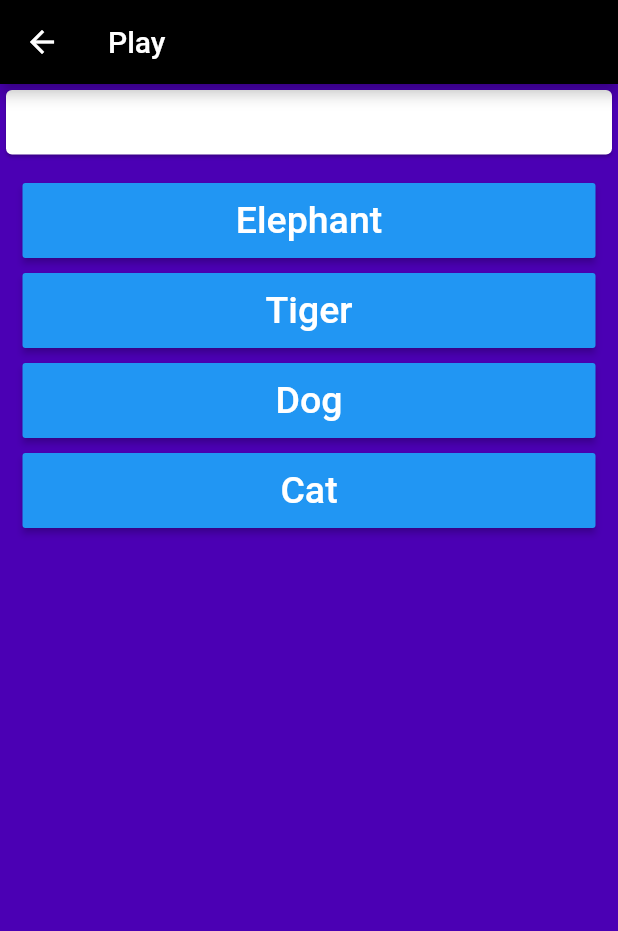
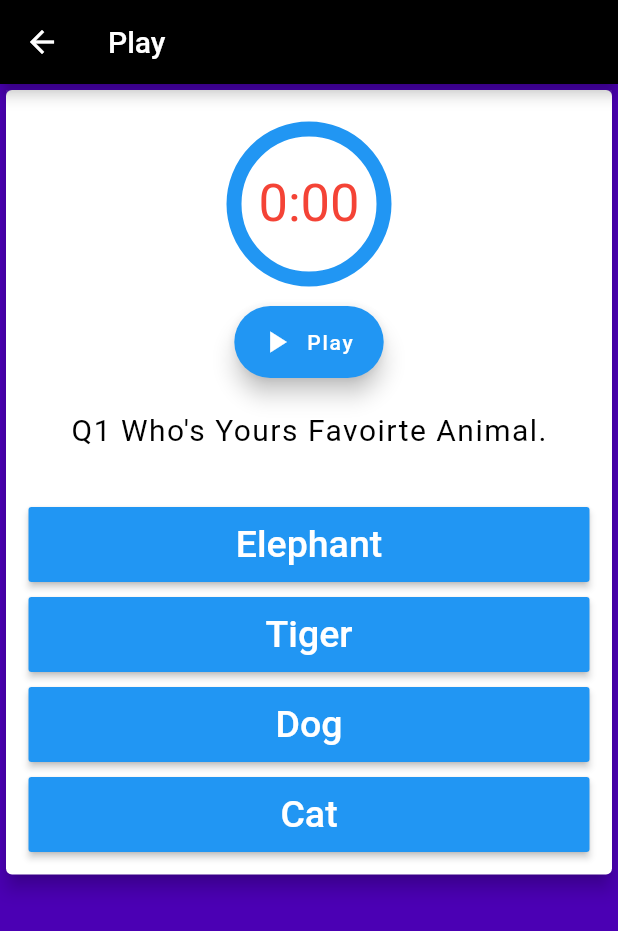
Before and after one commit to lincolnkushwah009/game01, a Flutter app: the PlayScreen screen opened by its route, on a phone screen of 412 x 824 dp. Shown: the top 931 px of the screen. Run offline on Flutter 3.47's test engine with Material 2 defaults, Android fonts, the light colour scheme and no system bars; our stand-ins replace carousel_pro, dio, email_validator; network calls fail; project files that could hold a hidden picture were left out.

Commit message:
add custom timer Widget

```diff
--- a/lib/components/categories.dart
+++ b/lib/components/categories.dart
@@ -1,12 +1,13 @@
 import 'dart:convert';
-
 import 'package:flutter/material.dart';
 import 'package:http/http.dart' as http;
+import '../components/play_screen.dart';
 
 class Categories extends StatefulWidget {
   static const routeName = '/categories';
   _HomePageState createState() => _HomePageState();
 }
+
 class _HomePageState extends State<Categories> {
   List categoryList;
   Map data;
@@ -15,6 +16,7 @@ class _HomePageState extends State<Categories> {
     http.Response response =
         await http.get('http://192.168.1.21:3000/trivia/get/category');
     data = json.decode(response.body);
+    print(data);
     setState(() {
       categoryList = data['category'];
     });
@@ -36,14 +38,17 @@ class _HomePageState extends State<Categories> {
         title: Text("Categories"),
       ),
       body: GridView.builder(
-        gridDelegate: SliverGridDelegateWithFixedCrossAxisCount(crossAxisCount: 2),
-        itemCount: categoryList == null ? 0 : categoryList.length,
+        gridDelegate:
+            SliverGridDelegateWithFixedCrossAxisCount(crossAxisCount: 2),
+        itemCount: 8,
+        // itemCount: categoryList == null ? 0 : categoryList.length,
 
-        itemBuilder: (BuildContext context, int index){
-          print("categoryyy");
-          print(categoryList);
-
-          return Container(
+        itemBuilder: (BuildContext context, int index) {
+          return GestureDetector(
+            onTap: (){
+              Navigator.of(context).pushNamed(PlayScreen.routeName);
+            },
+            child: Container(
               margin: EdgeInsets.all(10),
               decoration: BoxDecoration(
                   borderRadius: BorderRadius.circular(5),
@@ -67,108 +72,17 @@ class _HomePageState extends State<Categories> {
                   Padding(
                     padding: const EdgeInsets.all(8.0),
                     child: Text(
-                      "${categoryList[index]["name"]}",
+                      "Cat" + index.toString(),
+                      // "${categoryList[index]["name"]}",
                       style: TextStyle(color: Colors.white, fontSize: 20),
                     ),
                   ),
                 ]),
               ),
+            ),
           );
-        } ,
+        },
       ),
     );
   }
 }
-
-// import 'package:flutter/material.dart';
-
-// import 'package:http/http.dart' as http;
-// import '../components/play_screen.dart';
-
-// import 'dart:convert';
-
-// class Categories extends StatefulWidget {
-//   static const routeName = '/categories';
-//   _HomePageState createState() => _HomePageState();
-// }
-
-// class _HomePageState extends State<Categories> {
-//   Map data;
-//   List questionData;
-
-//   getQuestions() async {
-//     http.Response response =
-//         await http.get('http://192.168.1.21:3000/trivia/get/category');
-//     data = json.decode(response.body);
-//     setState(() {
-//       questionData = data['category'];
-//     });
-//     debugPrint(response.body);
-//   }
-
-//   @override
-//   void initState() {
-//     super.initState();
-//     getQuestions();
-//   }
-
-//   @override
-//   Widget build(BuildContext context) {
-//     return Scaffold(
-//       backgroundColor: Color.fromRGBO(75, 0, 180, 100),
-//       appBar: AppBar(
-//         title: Text('Category'),
-//         backgroundColor: Colors.black,
-//       ),
-//       body: ListView.builder(
-//         itemCount: questionData == null ? 0 : questionData.length,
-//         itemBuilder: (BuildContext context, int index) {
-//           return GestureDetector(
-//             onTap: () {
-//               Navigator.of(context).pushNamed(PlayScreen.routeName);
-//             },
-//             child: Container(
-//               margin: EdgeInsets.all(10),
-//               decoration: BoxDecoration(
-//                   borderRadius: BorderRadius.circular(5),
-//                   border: Border.all(color: Colors.yellow)),
-//               child: Card(
-//                 margin: EdgeInsets.all(0),
-//                 color: Color.fromRGBO(31, 0, 65, 100),
-//                 elevation: 8,
-//                 child: Padding(
-//                   padding: const EdgeInsets.all(8.0),
-//                   child: Column(
-//                     children: <Widget>[
-//                       SizedBox(
-//                         height: 30,
-//                       ),
-//                       Icon(
-//                         Icons.graphic_eq,
-//                         color: Colors.white,
-//                         size: 70,
-//                       ),
-//                       SizedBox(
-//                         height: 20,
-//                       ),
-//                       Padding(
-//                         padding: const EdgeInsets.all(8.0),
-//                         child: Text(
-//                           "${questionData[index]["name"]}",
-//                           style: TextStyle(
-//                               fontSize: 20.0,
-//                               fontWeight: FontWeight.w500,
-//                               color: Colors.white),
-//                         ),
-//                       )
-//                     ],
-//                   ),
-//                 ),
-//               ),
-//             ),
-//           );
-//         },
-//       ),
-//     );
-//   }
-// }
--- /dev/null
+++ b/lib/components/dummy.dart
@@ -0,0 +1,34 @@
+import 'package:flutter/material.dart';
+import 'dart:math' as math;
+
+class CustomTimerPainter extends CustomPainter {
+  CustomTimerPainter({
+    this.animation,
+    this.backgroundColor,
+    this.color,
+  }) : super(repaint: animation);
+
+  final Animation<double> animation;
+  final Color backgroundColor, color;
+
+  @override
+  void paint(Canvas canvas, Size size) {
+    Paint paint = Paint()
+      ..color = backgroundColor
+      ..strokeWidth = 10.0
+      ..strokeCap = StrokeCap.butt
+      ..style = PaintingStyle.stroke;
+
+    canvas.drawCircle(size.center(Offset.zero), size.width / 2.0, paint);
+    paint.color = color;
+    double progress = (1.0 - animation.value) * 2 * math.pi;
+    canvas.drawArc(Offset.zero & size, math.pi * 1.5, -progress, false, paint);
+  }
+
+  @override
+  bool shouldRepaint(CustomTimerPainter old) {
+    return animation.value != old.animation.value ||
+        color != old.color ||
+        backgroundColor != old.backgroundColor;
+  }
+}
--- a/lib/components/play_screen.dart
+++ b/lib/components/play_screen.dart
@@ -1,4 +1,7 @@
+import 'dart:async';
+
 import 'package:flutter/material.dart';
+import 'package:flutter_ui_login/components/timer.dart';
 
 class PlayScreen extends StatefulWidget {
   static const routeName = "/playScreen";
@@ -6,7 +9,7 @@ class PlayScreen extends StatefulWidget {
   _PlayScreenState createState() => _PlayScreenState();
 }
 
-class _PlayScreenState extends State<PlayScreen> {
+class _PlayScreenState extends State<PlayScreen> with TickerProviderStateMixin {
   int total = 0;
   List<dynamic> _question = [
     {
@@ -37,7 +40,8 @@ class _PlayScreenState extends State<PlayScreen> {
       ]
     },
     {
-      'question': 'Who\'s Yours Favoirte Programing Language.',
+      'question':
+          'Who\'s Yours Favoirte Programing Language.zxczxczxczxczxczxczxzxczxczxcxzcxzc',
       'ans': [
         {'point': 12, 'ans': 'C'},
         {'point': 34, 'ans': 'C++'},
@@ -56,6 +60,16 @@ class _PlayScreenState extends State<PlayScreen> {
     },
   ];
   int _selectedQuestion = 0;
+  AnimationController controller;
+
+
+  void initState() {
+    super.initState();
+    controller = AnimationController(
+      vsync: this,
+      duration: Duration(seconds: 5),
+    );
+  }
 
   void setTotal(int point) {
     total += point;
@@ -75,13 +89,12 @@ class _PlayScreenState extends State<PlayScreen> {
             });
           },
           child: Container(
+            alignment: Alignment.center,
             height: 50,
             width: double.infinity,
-            child: Center(
             child: Text(
               item['ans'],
               style: TextStyle(fontSize: 25, color: Colors.white),
-              ),
             ),
           ),
         ),
@@ -97,19 +110,32 @@ class _PlayScreenState extends State<PlayScreen> {
       ),
       body: _selectedQuestion < _question.length
           ? SingleChildScrollView(
+              child: Card(
+                elevation: 5,
                 child: Column(
-                crossAxisAlignment: CrossAxisAlignment.stretch,
+                  crossAxisAlignment: CrossAxisAlignment.center,
                   children: <Widget>[
                     Container(
-                    child: Card(
+                      height: 200,
+                      child: CountDownTimer(),
+                    ),
+
+                    Container(
+                      alignment: Alignment.center,
                       child: Padding(
-                        padding: const EdgeInsets.all(10.0),
+                        padding: const EdgeInsets.all(15.0),
                         child: Text(
+                          'Q${_selectedQuestion + 1} ' +
                               _question[_selectedQuestion]['question'],
-                          style: TextStyle(fontSize: 20, letterSpacing: 1.0),
+                          style: TextStyle(
+                              fontSize: 20,
+                              letterSpacing: 1.0,
+                              color: Colors.black),
                         ),
                       ),
                     ),
+                    SizedBox(
+                      height: 10,
                     ),
                     Padding(
                       padding: const EdgeInsets.all(10.0),
@@ -117,14 +143,41 @@ class _PlayScreenState extends State<PlayScreen> {
                     )
                   ],
                 ),
+              ),
             )
           : Center(
               child: Column(
                 mainAxisAlignment: MainAxisAlignment.center,
                 children: <Widget>[
+                  Card(
+                    child: Padding(
+                      padding: const EdgeInsets.all(20.0),
+                      child: Container(
+                        child: Column(
+                          children: <Widget>[
+                            Container(
+                              height: 100,
+                              width: 100,
+                              decoration: BoxDecoration(
+                                  borderRadius: BorderRadius.circular(50),
+                                  border:
+                                      Border.all(color: Colors.pink, width: 5)),
+                              child: Center(
+                                child: Text(
+                                  "5",
+                                  style: TextStyle(
+                                      color: Colors.black, fontSize: 30),
+                                ),
+                              ),
+                            ),
+                            SizedBox(
+                              height: 10,
+                            ),
                             Text(
-                    "You Did It. Your Total Point is " + total.toString(),
-                    style: TextStyle(fontSize: 20),
+                              "You Did It. Your Total Point is " +
+                                  total.toString(),
+                              style:
+                                  TextStyle(fontSize: 20, color: Colors.black),
                             ),
                             SizedBox(
                               height: 20,
@@ -143,7 +196,8 @@ class _PlayScreenState extends State<PlayScreen> {
                                 child: Center(
                                   child: Text(
                                     "Play Again!",
-                          style: TextStyle(fontSize: 20, color: Colors.white),
+                                    style: TextStyle(
+                                        fontSize: 20, color: Colors.white),
                                   ),
                                 ),
                               ),
@@ -151,6 +205,11 @@ class _PlayScreenState extends State<PlayScreen> {
                           ],
                         ),
                       ),
+                    ),
+                  ),
+                ],
+              ),
+            ),
     );
   }
 }
--- /dev/null
+++ b/lib/components/timer.dart
@@ -0,0 +1,124 @@
+import 'package:flutter/material.dart';
+import '../components/dummy.dart';
+
+class CountDownTimer extends StatefulWidget {
+  @override
+  _CountDownTimerState createState() => _CountDownTimerState();
+}
+
+class _CountDownTimerState extends State<CountDownTimer>
+    with TickerProviderStateMixin {
+  AnimationController controller;
+
+  String get timerString {
+    Duration duration = controller.duration * controller.value;
+    return '${duration.inMinutes}:${(duration.inSeconds % 60).toString().padLeft(2, '0')}';
+  }
+
+  @override
+  void initState() {
+    super.initState();
+    controller = AnimationController(
+      vsync: this,
+      duration: Duration(seconds: 5),
+    );
+  }
+
+  @override
+  Widget build(BuildContext context) {
+    ThemeData themeData = Theme.of(context);
+    return Scaffold(
+      backgroundColor: Colors.white10,
+      body: AnimatedBuilder(
+          animation: controller,
+          builder: (context, child) {
+            return Stack(
+              children: <Widget>[
+                Align(
+                  alignment: Alignment.bottomCenter,
+                  child: Container(
+                    // color: Colors.amber,
+                    height:
+                        controller.value * MediaQuery.of(context).size.height,
+                  ),
+                ),
+                Padding(
+                  padding: EdgeInsets.all(8.0),
+                  child: Column(
+                    mainAxisAlignment: MainAxisAlignment.spaceBetween,
+                    children: <Widget>[
+                      Expanded(
+                        child: Align(
+                          alignment: FractionalOffset.center,
+                          child: Container(
+                            height: 100,
+                            child: AspectRatio(
+                              aspectRatio: 1.0,
+                              child: Stack(
+                                children: <Widget>[
+                                  Positioned.fill(
+                                    child: CustomPaint(
+                                        painter: CustomTimerPainter(
+                                      animation: controller,
+                                      backgroundColor: Colors.white,
+                                      color: themeData.indicatorColor,
+                                    )),
+                                  ),
+                                  Align(
+                                    alignment: FractionalOffset.center,
+                                    child: Column(
+                                      mainAxisAlignment:
+                                          MainAxisAlignment.spaceEvenly,
+                                      crossAxisAlignment:
+                                          CrossAxisAlignment.center,
+                                      children: <Widget>[
+                                        // Text(
+                                        //   "Timer",
+                                        //   style: TextStyle(
+                                        //       fontSize: 20.0,
+                                        //       color: Colors.red),
+                                        // ),
+                                        Text(
+                                          timerString,
+                                          style: TextStyle(
+                                              fontSize: 35.0,
+                                              color: Colors.red),
+                                        ),
+                                      ],
+                                    ),
+                                  ),
+                                ],
+                              ),
+                            ),
+                          ),
+                        ),
+                      ),
+                      AnimatedBuilder(
+                          animation: controller,
+                          builder: (context, child) {
+                            return FloatingActionButton.extended(
+                                onPressed: () {
+                                  if (controller.isAnimating)
+                                    controller.stop();
+                                  else {
+                                    controller.reverse(
+                                        from: controller.value == 0.0
+                                            ? 1.0
+                                            : controller.value);
+                                  }
+                                },
+                                icon: Icon(controller.isAnimating
+                                    ? Icons.pause
+                                    : Icons.play_arrow),
+                                label: Text(
+                                    controller.isAnimating ? "Pause" : "Play"));
+                          }),
+                    ],
+                  ),
+                ),
+              ],
+            );
+          }),
+    );
+  }
+}
--- a/lib/login.dart
+++ b/lib/login.dart
@@ -1,4 +1,5 @@
 import 'package:flutter/material.dart';
+import 'package:flutter_ui_login/json_user.dart';
 import './components/dashboard.dart';
 import 'dart:convert';
 import 'package:dio/dio.dart';
@@ -27,9 +28,8 @@ class _LoginState extends State<LoginPage> {
 
   static Dio dio = Dio(options);
 
-
+  TextEditingController nameController = TextEditingController();
   TextEditingController _emailController = TextEditingController();
-
   TextEditingController _passwordController = TextEditingController();
 
   Future<dynamic> loginUser(String name, String email, String password) async {
@@ -146,20 +146,20 @@ class _LoginState extends State<LoginPage> {
                        Navigator.of(context).pushNamedAndRemoveUntil(
                           Dashboard.routeName, (Route<dynamic> route) => false);
                     // onTap: () async {
-                      // setState(() => isLoading = true);
-                      // var res = await _loginUser(_nameController.text,
-                      //     _emailController.text, _passwordController.text);
-                      // setState(() => isLoading = false);
+                    //   setState(() => isLoading = true);
+                    //   var res = await loginUser(nameController.text,
+                    //       _emailController.text, _passwordController.text);
+                    //   setState(() => isLoading = false);
 
-                      // JsonUser user = JsonUser.fromJson(res);
+                    //   JsonUser user = JsonUser.fromJson(res);
 
-                      // if (user != null) {
-                      //   Navigator.of(context).push(new MaterialPageRoute(
-                      //       builder: (context) => new Dashboard()));
-                      // } else {
-                      //   Scaffold.of(context).showSnackBar(
-                      //       SnackBar(content: Text("incorrect email")));
-                      // }
+                    //   if (user != null) {
+                    //     Navigator.of(context).push(new MaterialPageRoute(
+                    //         builder: (context) => new Dashboard()));
+                    //   } else {
+                    //     Scaffold.of(context).showSnackBar(
+                    //         SnackBar(content: Text("incorrect email")));
+                    //   }
                     },
                     child: Container(
                       height: 40.0,
```
Lines whose indentation alone changed are shown as unchanged.
